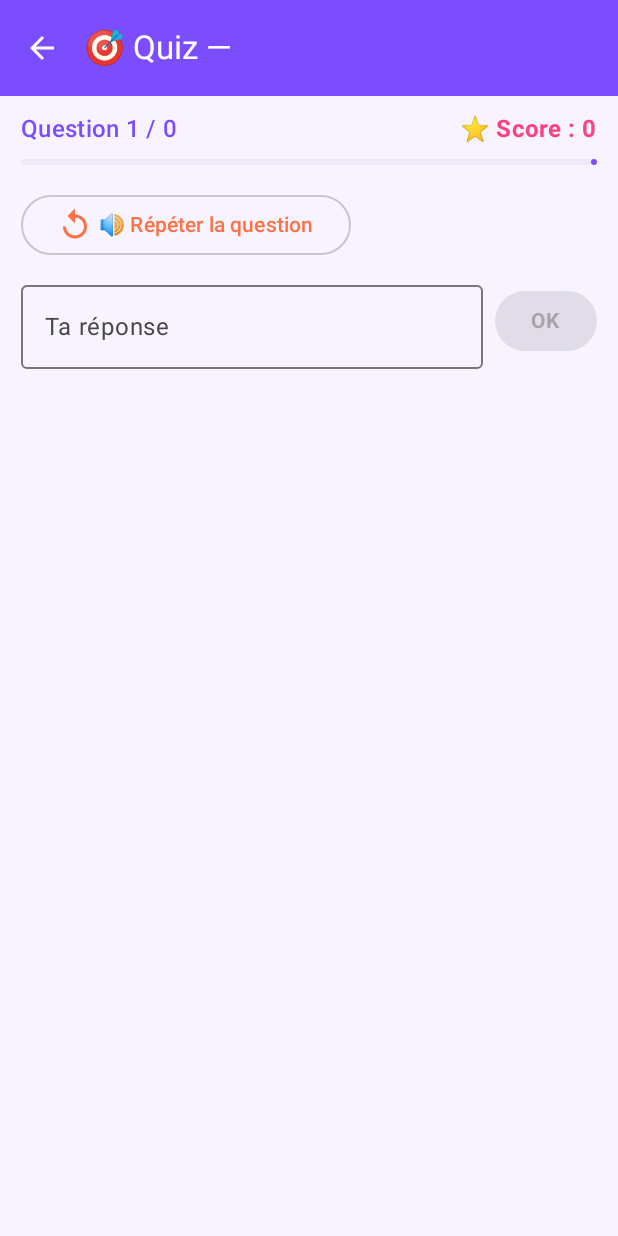
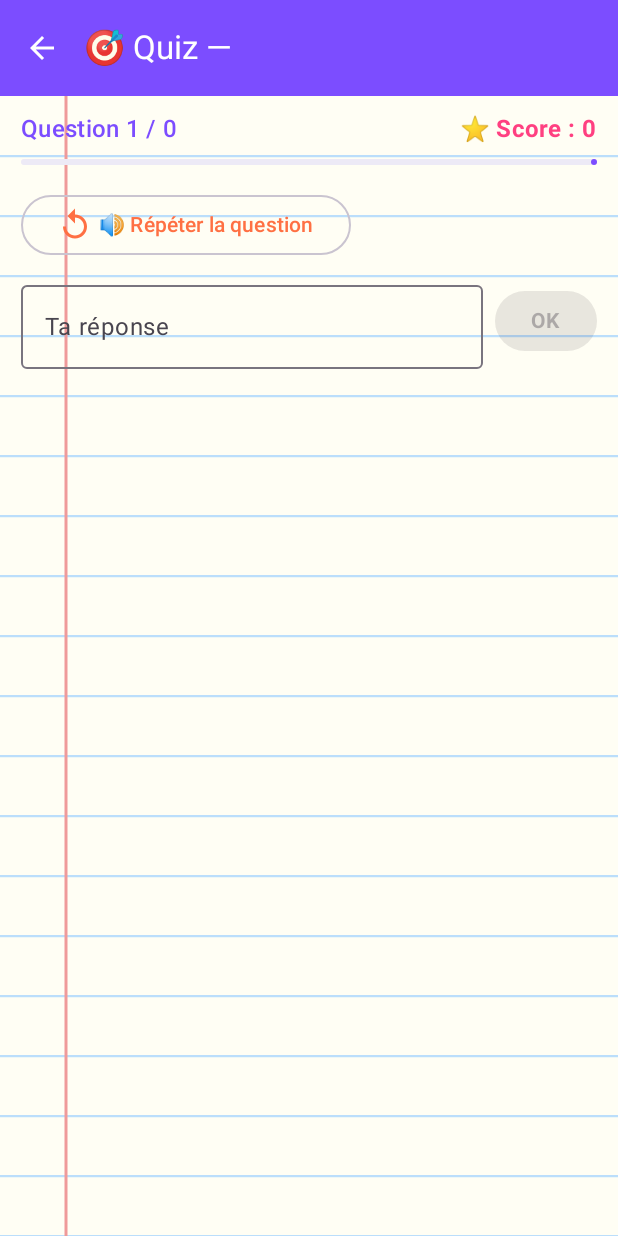
Before and after one commit to nico4802d/revisions-maths-enfants, an Android app built with Jetpack Compose: the composable QuizContent called with empty values, on a phone screen of 412 x 824 dp. Run offline under Robolectric (Android 15) with nearby library versions, the phone set to English and light mode, and no system bars.

Commit message:
feat: feedbacks variés et sans emojis (prompt + filtre vocal), fond feuille de classeur, surprise finale à 16/20 (v0.5.0)
Co-authored-by: nico4802d <nico4802d@users.noreply.github.com>

```diff
--- a/app/build.gradle.kts
+++ b/app/build.gradle.kts
@@ -13,8 +13,8 @@ android {
         applicationId = "com.nico.revisionsmaths"
         minSdk = 26
         targetSdk = 34
-        versionCode = 14
-        versionName = "0.4.4"
+        versionCode = 15
+        versionName = "0.5.0"
     }
 
     buildTypes {
--- a/app/src/main/java/com/nico/revisionsmaths/ui/quiz/QuizViewModel.kt
+++ b/app/src/main/java/com/nico/revisionsmaths/ui/quiz/QuizViewModel.kt
@@ -231,10 +231,12 @@ class QuizViewModel(
                 AssistantPrompts.systemPromptTyped(profile.age, question, isCorrect),
                 if (isCorrect) "L'enfant a donné la bonne réponse." else "L'enfant a donné une mauvaise réponse."
             )
-            if (!reply.isNullOrBlank()) return reply
+            if (!reply.isNullOrBlank()) {
+                return AssistantPrompts.sanitizeForSpeech(reply)
+            }
         }
         return if (isCorrect) AssistantPrompts.correctFallbacks.random()
-        else AssistantPrompts.incorrectFallback
+        else AssistantPrompts.incorrectFallbacks.random()
     }
 
     private suspend fun speak(text: String) {
--- a/app/src/main/java/com/nico/revisionsmaths/ui/screens/QuizScreen.kt
+++ b/app/src/main/java/com/nico/revisionsmaths/ui/screens/QuizScreen.kt
@@ -45,8 +45,10 @@ import androidx.compose.runtime.remember
 import androidx.compose.runtime.setValue
 import androidx.compose.ui.Alignment
 import androidx.compose.ui.Modifier
+import androidx.compose.ui.draw.drawBehind
 import androidx.compose.ui.focus.FocusRequester
 import androidx.compose.ui.focus.focusRequester
+import androidx.compose.ui.geometry.Offset
 import androidx.compose.ui.graphics.Brush
 import androidx.compose.ui.graphics.Color
 import androidx.compose.ui.platform.LocalContext
@@ -57,6 +59,7 @@ import androidx.compose.ui.text.input.KeyboardType
 import androidx.compose.ui.text.style.TextAlign
 import androidx.compose.ui.unit.dp
 import androidx.compose.ui.unit.sp
+import kotlin.math.ceil
 import androidx.lifecycle.Lifecycle
 import androidx.lifecycle.LifecycleEventObserver
 import androidx.lifecycle.viewmodel.compose.viewModel
@@ -184,6 +187,27 @@ private fun QuizContent(
                 .fillMaxSize()
                 .padding(padding)
                 .imePadding()
+                .drawBehind {
+                    drawRect(Color(0xFFFFFEF4))
+                    val lineSpacing = 40.dp.toPx()
+                    val lineCount = ceil(size.height / lineSpacing).toInt()
+                    for (i in 1..lineCount) {
+                        val y = i * lineSpacing
+                        drawLine(
+                            color = Color(0xFFBBDEFB),
+                            start = Offset(0f, y),
+                            end = Offset(size.width, y),
+                            strokeWidth = 1.5.dp.toPx()
+                        )
+                    }
+                    val marginX = 44.dp.toPx()
+                    drawLine(
+                        color = Color(0xFFEF9A9A),
+                        start = Offset(marginX, 0f),
+                        end = Offset(marginX, size.height),
+                        strokeWidth = 2.dp.toPx()
+                    )
+                }
                 .padding(horizontal = 14.dp, vertical = 10.dp)
                 .verticalScroll(rememberScrollState()),
             verticalArrangement = Arrangement.spacedBy(8.dp)
```
Also changed, not shown: app/src/main/java/com/nico/revisionsmaths/ui/screens/ResultsScreen.kt (+23 -0 lines), app/src/main/java/com/nico/revisionsmaths/voice/AssistantPrompts.kt (+43 -7 lines).
